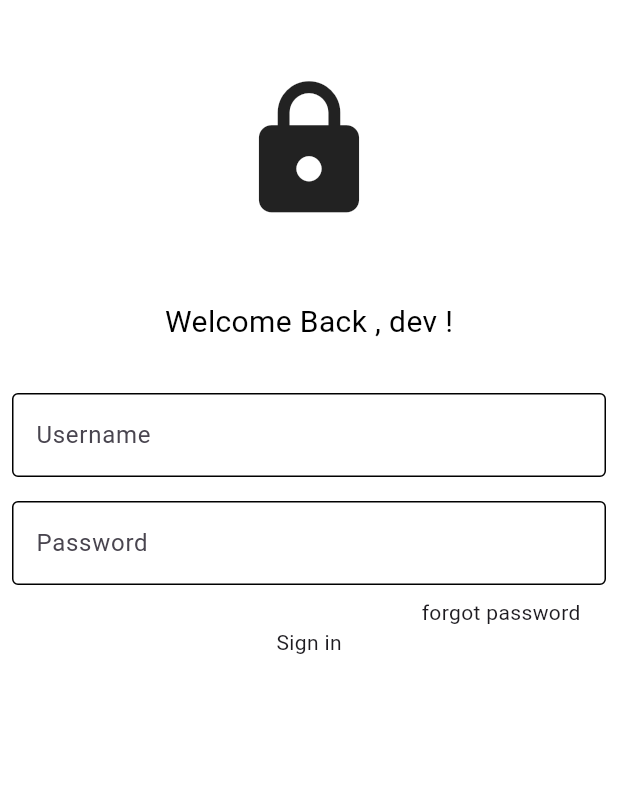
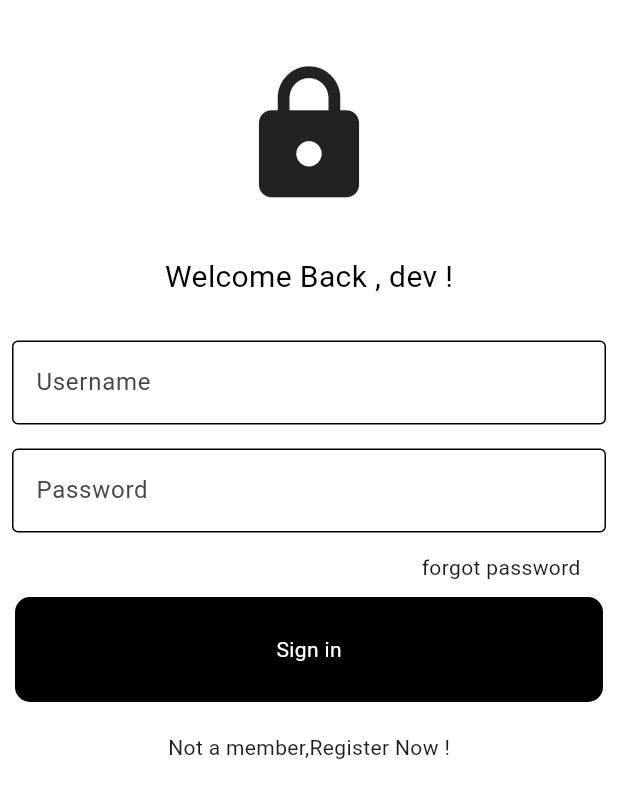
Before and after one commit to juggernaut03/flutter, a Flutter app: the screen it shows after launch, on a phone screen of 412 x 824 dp. Shown: the top 798 px of the screen. Run offline on Flutter 3.47's test engine with Material 3 defaults, Android fonts, the phone set to English and light mode, and no system bars.

Commit message:
login complete ui

```diff
--- a/widgets/demoapp/lib/components/my_Button.dart
+++ b/widgets/demoapp/lib/components/my_Button.dart
@@ -6,7 +6,13 @@ class MyButton extends StatelessWidget {
   @override
   Widget build(BuildContext context) {
     return Container(
-     child: Center(child: Text("Sign in"),),
+      padding: EdgeInsets.all(25),
+      margin: EdgeInsets.symmetric(horizontal: 10),
+      decoration: BoxDecoration(color: const Color.fromRGBO(0, 0, 0, 1),
+      borderRadius: BorderRadius.circular(10)),
+     child: Center(child: Text("Sign in", style: TextStyle(color: Colors.white),),
+
+     ),
     );
   }
 }
--- a/widgets/demoapp/lib/pages/login.dart
+++ b/widgets/demoapp/lib/pages/login.dart
@@ -18,11 +18,11 @@ class Login extends StatelessWidget {
 
         child: Center(
           child: Column(children: [
-            SizedBox(height: 50,),
+            SizedBox(height: 40,),
                 // logo
               Icon(Icons.lock,
               size: 100,),
-              SizedBox(height: 50,),
+              SizedBox(height: 30,),
 
                //welcome back
                    Text(
@@ -31,7 +31,7 @@ class Login extends StatelessWidget {
                     fontSize: 20),
 
                   ),
- SizedBox(height: 25,),
+                  SizedBox(height: 20,),
                   //username
 
                    MyTextfield(
@@ -46,6 +46,7 @@ class Login extends StatelessWidget {
         obscuretext: false,
         hintText: "Password",
       ),
+       SizedBox(height: 5,),
       //forgot pass
         Padding(
           padding: const EdgeInsets.symmetric(horizontal: 25.0),
@@ -57,10 +58,12 @@ class Login extends StatelessWidget {
             ],
           ),
         ),
+         SizedBox(height: 10,),
       //sign in
         MyButton(),
+         SizedBox(height: 20,),
       // or continue
-
+        Text("Not a member,Register Now !")
       // google
 
       // not a member
```
Lines whose indentation alone changed are shown as unchanged.
